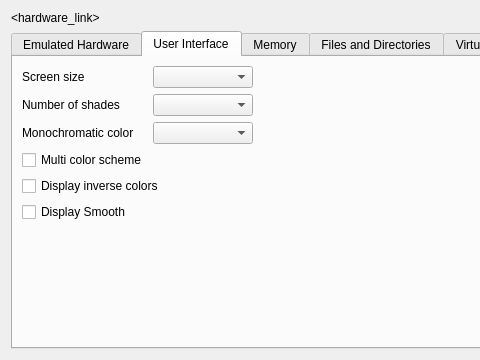
First picture: the form in src/fsetup.ui, repository aladur/flexemu, before the edit; both pictures show x 0 to 480 and y 0 to 360 of the 730 by 360 pixel window.
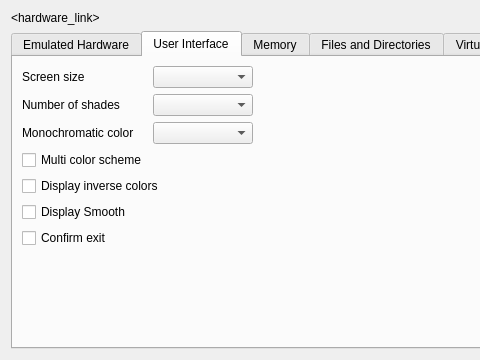
Second picture: the form after the edit. The open tabs and pages were chosen to show the change. Icons and pictures are not drawn.

Commit message: flexemu: En-/disable exit confirmation in Preferences.

Patch:
```diff
--- a/src/fsetup.ui
+++ b/src/fsetup.ui
@@ -286,7 +286,14 @@
            </property>
           </widget>
          </item>
-         <item row="7" column="0">
+         <item row="7" column="0" colspan="2">
+          <widget class="QCheckBox" name="c_isConfirmExit">
+           <property name="text">
+            <string>Confirm exit</string>
+           </property>
+          </widget>
+         </item>
+         <item row="8" column="0">
           <spacer name="verticalSpacer_5">
            <property name="orientation">
             <enum>Qt::Vertical</enum>
```
Left out of the diff: 1 changed line with no effect on the pictures. The commit also changes 2 other files.
